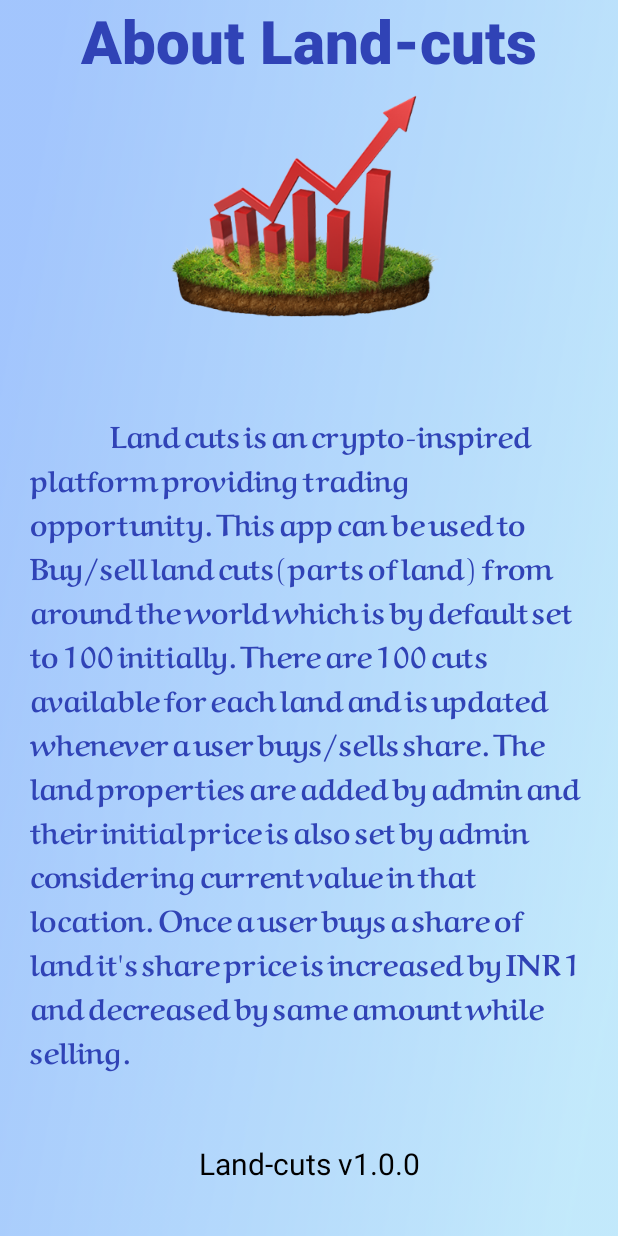
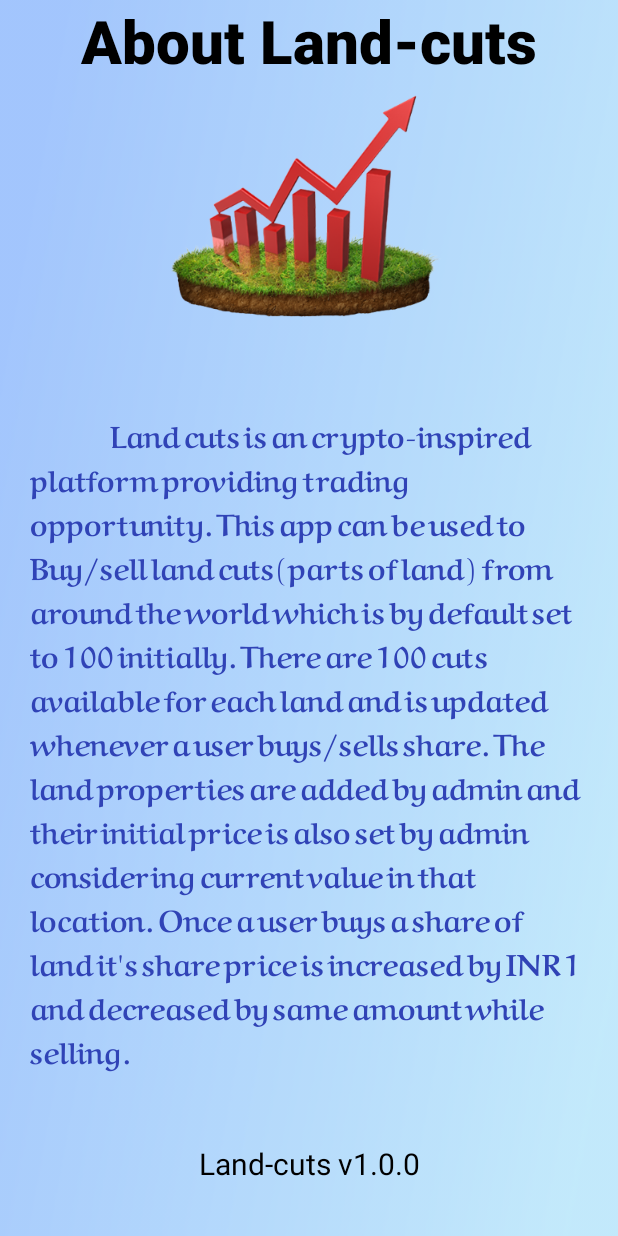
Before and after one commit to AdityaVSM/LandCuts, an Android app: the help screen opened directly, with no data from a screen before it, on a phone screen of 412 x 824 dp. Run offline under Robolectric (Android 15) with nearby library versions, the phone set to English and light mode, and no system bars; Roboto replaces fonts that are not available here.

Commit message:
last commit before presentation

```diff
--- a/app/src/main/res/layout/activity_help.xml
+++ b/app/src/main/res/layout/activity_help.xml
@@ -14,7 +14,7 @@
         android:text="About Land-cuts"
         android:textSize="40sp"
         android:gravity="center"
-        android:textColor="#3043B6"
+        android:textColor="@color/black"
         android:fontFamily="sans-serif-black"/>
     <ImageView
         android:layout_width="200dp"
```
